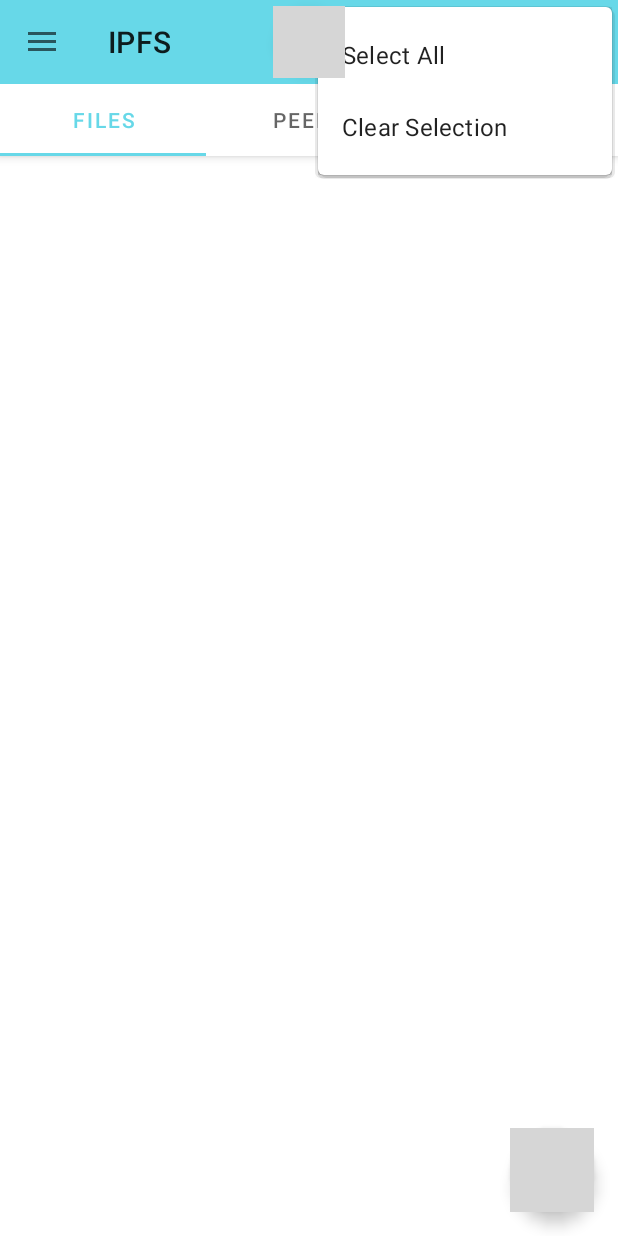
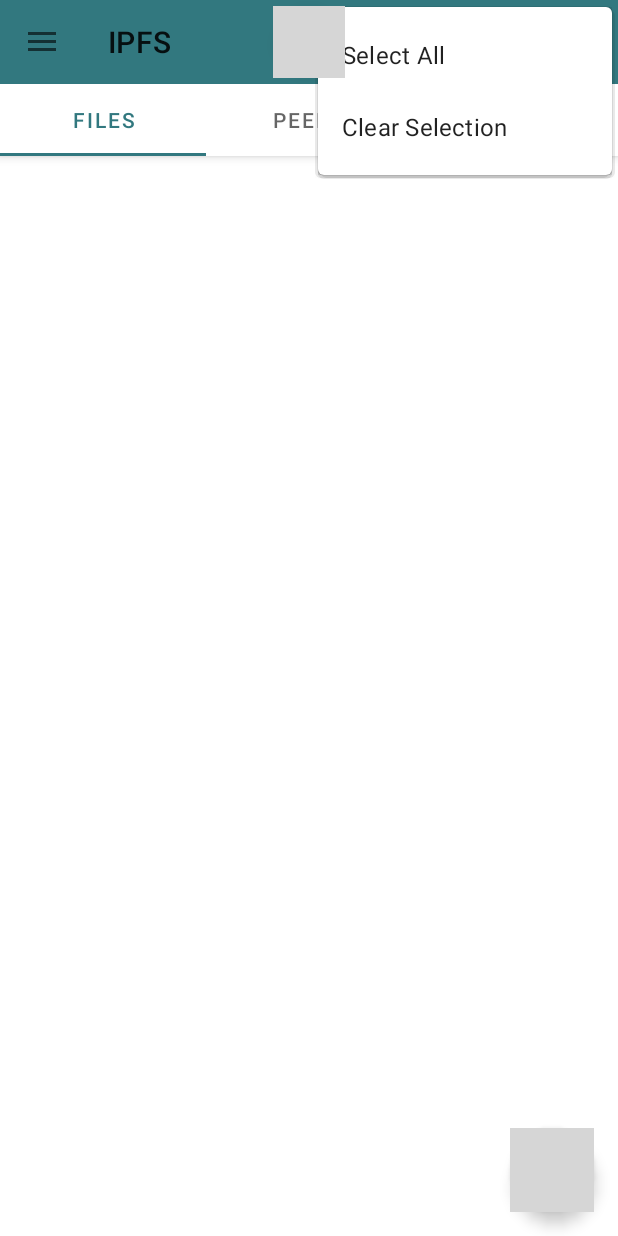
Before and after one commit to ufarooq/IPFSLite, an Android app: the screen it shows after launch (MainActivity), with the options menu open, on a phone screen of 412 x 824 dp. Run offline under Robolectric (Android 15) with nearby library versions, the phone set to English and light mode, and no system bars; our stand-ins replace Room's generated code; libraries missing offline, so code that uses them is left out: com.google.zxing.integration, com.j256.simplemagic, de.psdev.licensesdialog, org.iota.jota, threads.core and 6 more; 31 statements that could not run were skipped; grey boxes are pictures that could not be loaded.

Commit message:
Version 0.9.5
Signed-off-by: remmerw <remmer.wilts@gmail.com>

```diff
--- a/app/src/main/res/drawable/app_image.xml
+++ b/app/src/main/res/drawable/app_image.xml
@@ -8,7 +8,7 @@
         android:translateX="15.272727"
         android:translateY="15.272727">
         <path
-            android:fillColor="@android:color/white"
+            android:fillColor="#FFF"
             android:pathData="M13,18H14A1,1 0 0,1 15,19H22V21H15A1,1 0 0,1 14,22H10A1,1 0 0,1 9,21H2V19H9A1,1 0 0,1 10,18H11V16H4A1,1 0 0,1 3,15V11A1,1 0 0,1 4,10H20A1,1 0 0,1 21,11V15A1,1 0 0,1 20,16H13V18M4,2H20A1,1 0 0,1 21,3V7A1,1 0 0,1 20,8H4A1,1 0 0,1 3,7V3A1,1 0 0,1 4,2M9,6H10V4H9V6M9,14H10V12H9V14M5,4V6H7V4H5M5,12V14H7V12H5Z" />
     </group>
 </vector>
--- a/app/src/main/res/values/colors.xml
+++ b/app/src/main/res/values/colors.xml
@@ -1,5 +1,5 @@
 <!--?xml version="1.0" encoding="UTF-8"?-->
 <resources>
     <color name="colorPrimary">#1a237e</color>
-    <color name="colorAccent">#67D8E8</color>
+    <color name="colorAccent">#32787F</color>
 </resources>
```
Also changed, not shown: app/src/main/ic_launcher-web.png, app/src/main/res/mipmap-hdpi/ic_launcher.png, app/src/main/res/mipmap-hdpi/ic_launcher_round.png, app/src/main/res/mipmap-mdpi/ic_launcher.png, app/src/main/res/mipmap-mdpi/ic_launcher_round.png, app/src/main/res/mipmap-xhdpi/ic_launcher.png, app/src/main/res/mipmap-xhdpi/ic_launcher_round.png, app/src/main/res/mipmap-xxhdpi/ic_launcher.png, app/src/main/res/mipmap-xxhdpi/ic_launcher_round.png, app/src/main/res/mipmap-xxxhdpi/ic_launcher.png, app/src/main/res/mipmap-xxxhdpi/ic_launcher_round.png.
